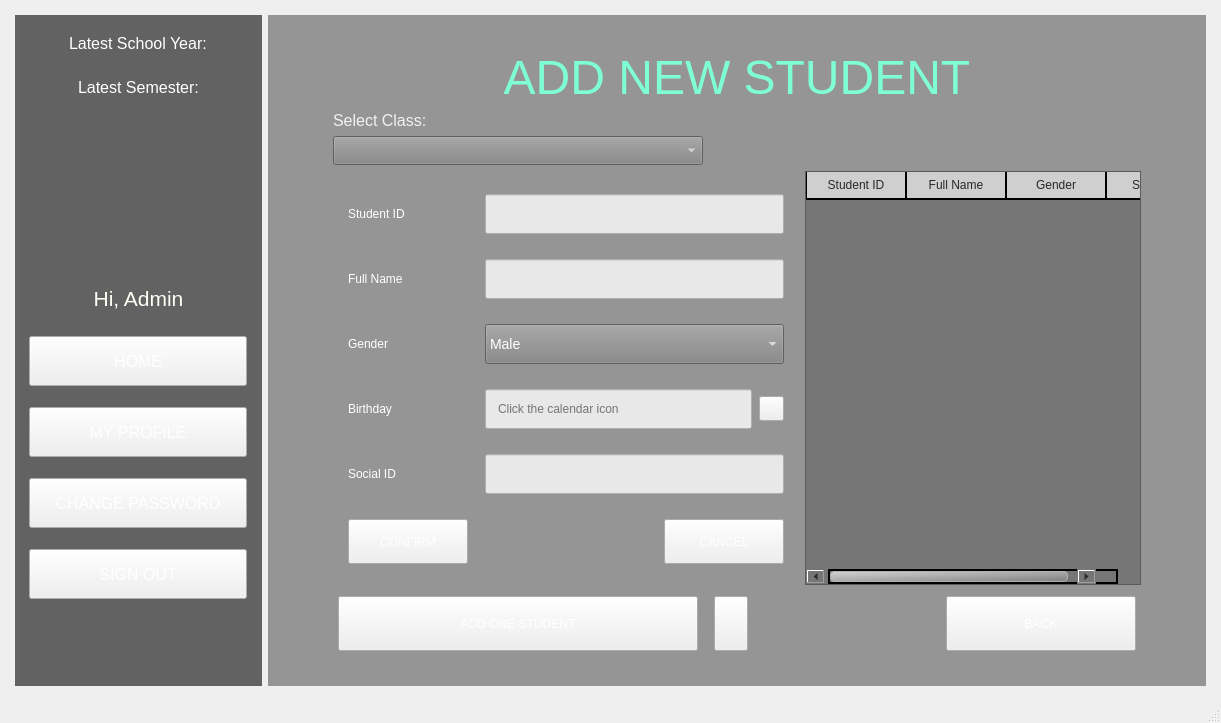
Before: the Qt Designer form StudentManagementSystem/mainwindow.ui in BuhDuy256/Student-Management-GROUP6-KTLT-23CLC03, drawn with Qt 5.
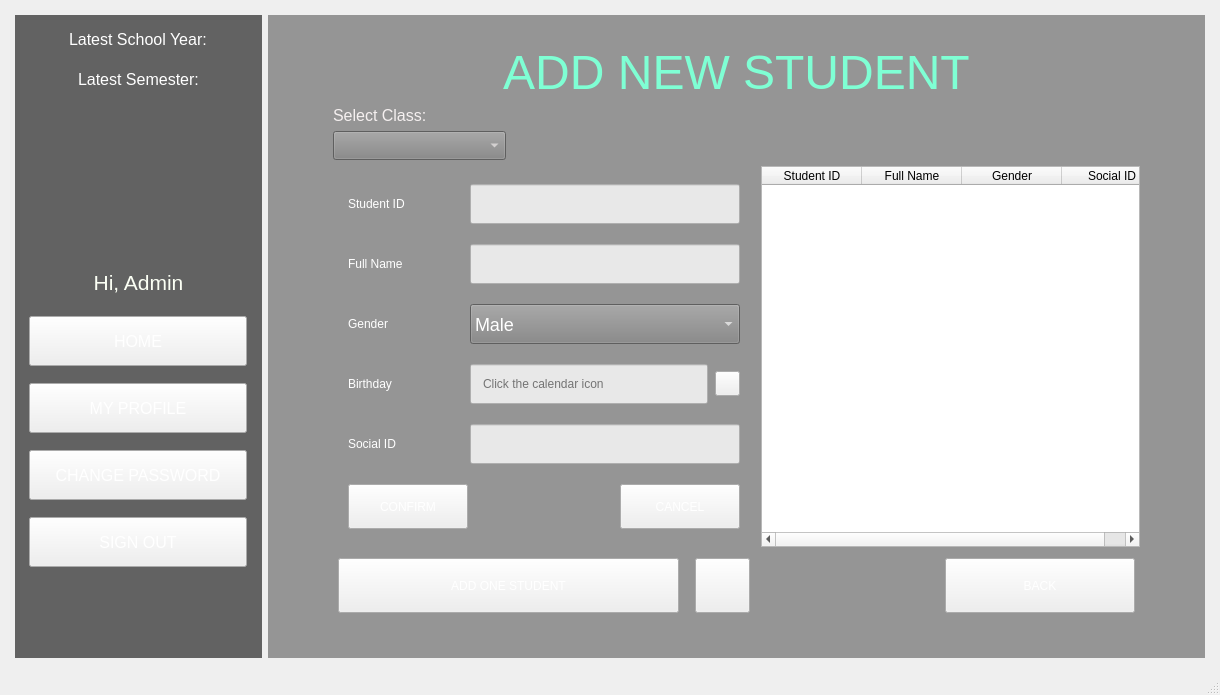
After: the same form once the commit is applied. The open tabs and pages were chosen to show the change. Icons and pictures are not drawn.

Patch:
```diff
--- a/StudentManagementSystem/mainwindow.ui
+++ b/StudentManagementSystem/mainwindow.ui
@@ -6,8 +6,8 @@
    <rect>
     <x>0</x>
     <y>0</y>
-    <width>1221</width>
-    <height>723</height>
+    <width>1220</width>
+    <height>695</height>
    </rect>
   </property>
   <property name="windowTitle">
@@ -711,7 +711,7 @@
 </string>
           </property>
           <property name="currentIndex">
-           <number>3</number>
+           <number>0</number>
           </property>
           <widget class="QWidget" name="StuHome">
            <layout class="QGridLayout" name="gridLayout_9" columnstretch="3,4">
@@ -1237,6 +1237,12 @@
             </item>
             <item row="0" column="0" colspan="2">
              <widget class="QLabel" name="lb_MyProfile">
+              <property name="maximumSize">
+               <size>
+                <width>16777215</width>
+                <height>135</height>
+               </size>
+              </property>
               <property name="font">
                <font>
                 <pointsize>36</pointsize>
@@ -2254,7 +2260,7 @@
 </string>
           </property>
           <property name="currentIndex">
-           <number>9</number>
+           <number>7</number>
           </property>
           <widget class="QWidget" name="AdHome">
            <widget class="QLabel" name="lb_welcome_2">
@@ -2455,6 +2461,12 @@
             </item>
             <item row="0" column="0" colspan="3">
              <widget class="QLabel" name="lb_MyProfile_2">
+              <property name="maximumSize">
+               <size>
+                <width>16777215</width>
+                <height>127</height>
+               </size>
+              </property>
               <property name="font">
                <font>
                 <pointsize>36</pointsize>
@@ -3780,38 +3792,20 @@
            </layout>
           </widget>
           <widget class="QWidget" name="AdAddStudent">
-           <layout class="QGridLayout" name="gridLayout_14" columnstretch="5,0,0,0,0,0,0">
+           <layout class="QGridLayout" name="gridLayout_14" columnstretch="0,0,0,0,0">
             <property name="leftMargin">
              <number>65</number>
             </property>
             <property name="topMargin">
-             <number>35</number>
+             <number>30</number>
             </property>
             <property name="rightMargin">
              <number>65</number>
             </property>
             <property name="bottomMargin">
-             <number>30</number>
+             <number>40</number>
             </property>
-            <item row="0" column="0" colspan="7">
-             <widget class="QLabel" name="lb_addNewStudent">
-              <property name="font">
-               <font>
-                <pointsize>36</pointsize>
-               </font>
-              </property>
-              <property name="styleSheet">
-               <string notr="true">color: #7FFFD4;</string>
-              </property>
-              <property name="text">
-               <string>ADD NEW STUDENT</string>
-              </property>
-              <property name="alignment">
-               <set>Qt::AlignCenter</set>
-              </property>
-             </widget>
-            </item>
-            <item row="9" column="0">
+            <item row="2" column="0">
              <widget class="QComboBox" name="box_selectClass">
               <property name="sizePolicy">
                <sizepolicy hsizetype="Preferred" vsizetype="Fixed">
@@ -3838,7 +3832,7 @@
               </property>
              </widget>
             </item>
-            <item row="11" column="6" alignment="Qt::AlignRight">
+            <item row="4" column="4">
              <widget class="QPushButton" name="button_back_9">
               <property name="minimumSize">
                <size>
@@ -3860,35 +3854,7 @@
               </property>
              </widget>
             </item>
-            <item row="11" column="0">
-             <widget class="QPushButton" name="button_addOne">
-              <property name="sizePolicy">
-               <sizepolicy hsizetype="Preferred" vsizetype="Preferred">
-                <horstretch>0</horstretch>
-                <verstretch>0</verstretch>
-               </sizepolicy>
-              </property>
-              <property name="minimumSize">
-               <size>
-                <width>370</width>
-                <height>65</height>
-               </size>
-              </property>
-              <property name="maximumSize">
-               <size>
-                <width>370</width>
-                <height>65</height>
-               </size>
-              </property>
-              <property name="styleSheet">
-               <string notr="true">margin: 5px;</string>
-              </property>
-              <property name="text">
-               <string>ADD ONE STUDENT</string>
-              </property>
-             </widget>
-            </item>
-            <item row="8" column="0">
+            <item row="1" column="0">
              <widget class="QLabel" name="lb_selectClass">
               <property name="font">
                <font>
@@ -3904,7 +3870,156 @@
               </property>
              </widget>
             </item>
-            <item row="10" column="0" colspan="3">
+            <item row="0" column="0" colspan="5">
+             <widget class="QLabel" name="lb_addNewStudent">
+              <property name="font">
+               <font>
+                <pointsize>36</pointsize>
+               </font>
+              </property>
+              <property name="styleSheet">
+               <string notr="true">color: #7FFFD4;</string>
+              </property>
+              <property name="text">
+               <string>ADD NEW STUDENT</string>
+              </property>
+              <property name="alignment">
+               <set>Qt::AlignCenter</set>
+              </property>
+             </widget>
+            </item>
+            <item row="3" column="3" colspan="2">
+             <widget class="QTableWidget" name="tableWidget_2">
+              <property name="minimumSize">
+               <size>
+                <width>0</width>
+                <height>0</height>
+               </size>
+              </property>
+              <property name="styleSheet">
+               <string notr="true">QTableWidget::item {
+	background-color: rgba(118, 118, 118,200);
+	color: #F5F0F0;
+	border: 2px solid #000000;
+}
+
+QTableWidget::item:selected {
+	background-color: rgba(158, 158, 158,200);
+	color: #292727;
+	border-bottom: 2px solid #000000;
+	border-right: 1px solid #000000;
+	border-left: 1px solid #000000; 
+}
+
+QHeaderView::section {
+	background-color: rgba(198, 198, 198,200);
+	color: #292727;
+	padding: 4px;
+	border-style: none;
+	border-bottom: 2px solid #000000;
+	border-right: 1px solid #000000;
+	border-left: 1px solid #000000; 
+}
+
+QTableWidget {
+	background-color: rgb(118, 118, 118);
+	gridline-color: rgb(198, 198, 198);
+}
+
+QScrollBar:horizontal {
+        border: 2px solid black;
+        background-color: rgb(118, 118, 118);
+        height: 15px;
+        margin: 0 22px 0 22px;
+    }
+    QScrollBar::handle:horizontal {
+	   background: qlineargradient(x1:0, y1:0, x2:1, y2:1, stop:0 #D3D3D3, stop:1 #808080);
+        border: 1px solid #adb0b6;
+        border-radius: 4px;
+        min-width: 20px;
+    }
+
+    QScrollBar::add-line:horizontal {
+		border-image: url(:/background/right_arrow.png);
+        width: 20px;
+        subcontrol-position: right;
+        subcontrol-origin: margin;
+    }
+    QScrollBar::sub-line:horizontal {
+		border-image: url(:/background/left_arrow.png);
+        background: black;
+        width: 20px;
+        subcontrol-position: left;
+        subcontrol-origin: margin;
+    }
+
+QScrollBar:vertical {
+    border: 2px solid black;
+    background-color: rgb(118, 118, 118);
+    width: 15px;
+    margin: 22px 0 22px 0;
+}
+QScrollBar::handle:vertical {
+    background: qlineargradient(x1:0, y1:0, x2:0, y2:1, stop:0 #D3D3D3, stop:1 #808080);
+    border: 1px solid #adb0b6;
+    border-radius: 4px;
+    min-height: 20px;
+}
+QScrollBar::add-line:vertical {
+	border-image: url(:/background/down_arrow.png);
+  
+    height: 20px;
+    subcontrol-position: bottom;
+    subcontrol-origin: margin;
+}
+QScrollBar::sub-line:vertical {
+	border-image: url(:/background/up_arrow.png);
+    height: 20px;
+    subcontrol-position: top;
+    subcontrol-origin: margin;
+}
+
+font-size: 14px;
+
+
+
+</string>
+              </property>
+              <property name="editTriggers">
+               <set>QAbstractItemView::NoEditTriggers</set>
+              </property>
+              <property name="verticalScrollMode">
+               <enum>QAbstractItemView::ScrollPerPixel</enum>
+              </property>
+              <property name="horizontalScrollMode">
+               <enum>QAbstractItemView::ScrollPerPixel</enum>
+              </property>
+              <property name="sortingEnabled">
+               <bool>false</bool>
+              </property>
+              <column>
+               <property name="text">
+                <string>Student ID</string>
+               </property>
+              </column>
+              <column>
+               <property name="text">
+                <string>Full Name</string>
+               </property>
+              </column>
+              <column>
+               <property name="text">
+                <string>Gender</string>
+               </property>
+              </column>
+              <column>
+               <property name="text">
+                <string>Social ID</string>
+               </property>
+              </column>
+             </widget>
+            </item>
+            <item row="3" column="0" colspan="3">
              <widget class="QStackedWidget" name="stackedWidget_4">
               <property name="styleSheet">
                <string notr="true">QLabel{
@@ -4018,7 +4133,7 @@
                   </property>
                   <property name="styleSheet">
                    <string notr="true">QComboBox {
-	font-size: 14px;
+	font-size: 18px;
 	border-image: url(:/background/button.png);
 	background-color: rgb(133, 133, 133);
 	color: white;
@@ -4114,7 +4229,8 @@
                   <property name="styleSheet">
                    <string notr="true">color: #000000;
 background-color: rgba(255,255,255,200);
-padding: 10px;</string>
+padding: 10px;
+</string>
                   </property>
                   <property name="text">
                    <string/>
@@ -4341,7 +4457,7 @@
               </widget>
              </widget>
             </item>
-            <item row="11" column="1">
+            <item row="4" column="2">
              <widget class="QPushButton" name="button_import">
               <property name="sizePolicy">
                <sizepolicy hsizetype="Preferred" vsizetype="Preferred">
@@ -4349,9 +4465,9 @@
                 <verstretch>0</verstretch>
                </sizepolicy>
               </property>
-              <property name="minimumSize">
+              <property name="maximumSize">
                <size>
-                <width>0</width>
+                <width>65</width>
                 <height>65</height>
                </size>
               </property>
@@ -4367,127 +4483,20 @@
               </property>
              </widget>
             </item>
-            <item row="10" column="3" colspan="4">
-             <widget class="QTableWidget" name="tableWidget_2">
+            <item row="4" column="0" colspan="2">
+             <widget class="QPushButton" name="button_addOne">
+              <property name="sizePolicy">
+               <sizepolicy hsizetype="Preferred" vsizetype="Preferred">
+                <horstretch>0</horstretch>
+                <verstretch>0</verstretch>
+               </sizepolicy>
+              </property>
               <property name="styleSheet">
-               <string notr="true">QTableWidget::item {
-	background-color: rgba(118, 118, 118,200);
-	color: #F5F0F0;
-	border: 2px solid #000000;
-}
-
-QTableWidget::item:selected {
-	background-color: rgba(158, 158, 158,200);
-	color: #292727;
-	border-bottom: 2px solid #000000;
-	border-right: 1px solid #000000;
-	border-left: 1px solid #000000; 
-}
-
-QHeaderView::section {
-	background-color: rgba(198, 198, 198,200);
-	color: #292727;
-	padding: 4px;
-	border-style: none;
-	border-bottom: 2px solid #000000;
-	border-right: 1px solid #000000;
-	border-left: 1px solid #000000; 
-}
-
-QTableWidget {
-	background-color: rgb(118, 118, 118);
-	gridline-color: rgb(198, 198, 198);
-}
-
-QScrollBar:horizontal {
-        border: 2px solid black;
-        background-color: rgb(118, 118, 118);
-        height: 15px;
-        margin: 0 22px 0 22px;
-    }
-    QScrollBar::handle:horizontal {
-	   background: qlineargradient(x1:0, y1:0, x2:1, y2:1, stop:0 #D3D3D3, stop:1 #808080);
-        border: 1px solid #adb0b6;
-        border-radius: 4px;
-        min-width: 20px;
-    }
-
-    QScrollBar::add-line:horizontal {
-		border-image: url(:/background/right_arrow.png);
-        width: 20px;
-        subcontrol-position: right;
-        subcontrol-origin: margin;
-    }
-    QScrollBar::sub-line:horizontal {
-		border-image: url(:/background/left_arrow.png);
-        background: black;
-        width: 20px;
-        subcontrol-position: left;
-        subcontrol-origin: margin;
-    }
-
-QScrollBar:vertical {
-    border: 2px solid black;
-    background-color: rgb(118, 118, 118);
-    width: 15px;
-    margin: 22px 0 22px 0;
-}
-QScrollBar::handle:vertical {
-    background: qlineargradient(x1:0, y1:0, x2:0, y2:1, stop:0 #D3D3D3, stop:1 #808080);
-    border: 1px solid #adb0b6;
-    border-radius: 4px;
-    min-height: 20px;
-}
-QScrollBar::add-line:vertical {
-	border-image: url(:/background/down_arrow.png);
-  
-    height: 20px;
-    subcontrol-position: bottom;
-    subcontrol-origin: margin;
-}
-QScrollBar::sub-line:vertical {
-	border-image: url(:/background/up_arrow.png);
-    height: 20px;
-    subcontrol-position: top;
-    subcontrol-origin: margin;
-}
-
-
-
-</string>
+               <string notr="true">margin: 5px;</string>
               </property>
-              <property name="editTriggers">
-               <set>QAbstractItemView::NoEditTriggers</set>
+              <property name="text">
+               <string>ADD ONE STUDENT</string>
               </property>
-              <property name="verticalScrollMode">
-               <enum>QAbstractItemView::ScrollPerPixel</enum>
-              </property>
-              <property name="horizontalScrollMode">
-               <enum>QAbstractItemView::ScrollPerPixel</enum>
-              </property>
-              <property name="sortingEnabled">
-               <bool>false</bool>
-              </property>
-              <column>
-               <property name="text">
-                <string>Student ID</string>
-               </property>
-              </column>
-              <column>
-               <property name="text">
-                <string>Full Name</string>
-               </property>
-              </column>
-              <column>
-               <property name="text">
-                <string>Gender</string>
-               </property>
-              </column>
-              <column>
-               <property name="text">
-                <string>Social ID</string>
-               </property>
-              </column>
              </widget>
             </item>
            </layout>
```
